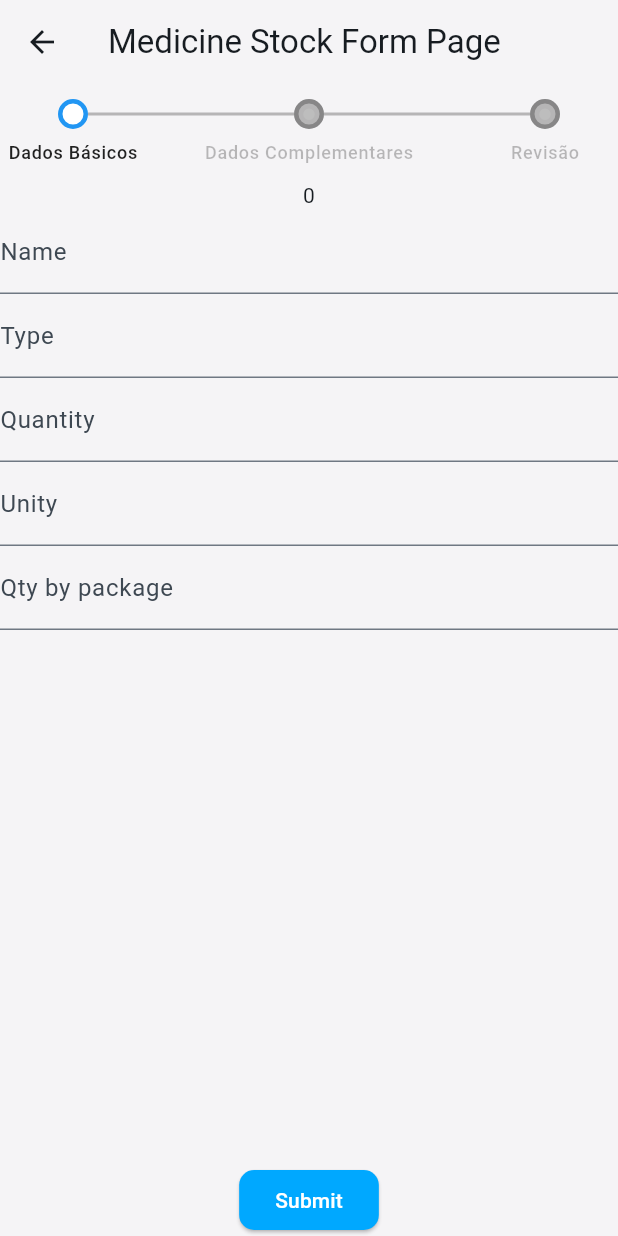
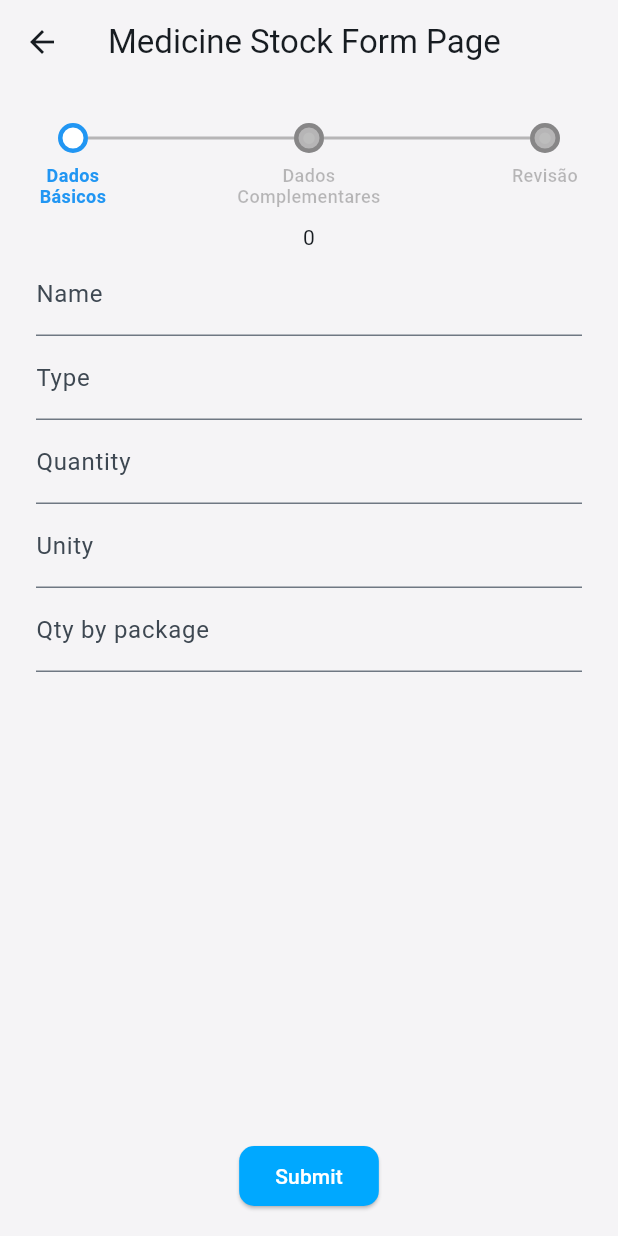
Before and after one commit to Alan-Roza/tcc-medicine-management, a Flutter app: the MedicineStockFormPage screen opened by its route, on a phone screen of 412 x 824 dp. Run offline on Flutter 3.47's test engine with Material 3 defaults, Android fonts, the phone set to English and light mode, and no system bars; drawn by our look-alikes of easy_stepper; our stand-ins replace flutter_mobx, flutter_speed_dial, flutter_svg, go_router, google_fonts, image_picker and 1 more; generated files the repository leaves out were written again; project files that could hold a hidden picture were left out.

Commit message:
fix: problems in step progress

```diff
--- a/lib/app/modules/medicine/presentation/pages/medicine_stock_form_page.dart
+++ b/lib/app/modules/medicine/presentation/pages/medicine_stock_form_page.dart
@@ -81,7 +81,7 @@ class MedicineStockFormPage extends StatefulWidget {
 class MedicineStockFormPageState extends State<MedicineStockFormPage> with SingleTickerProviderStateMixin {
   final MedicineFormController _formController = MedicineFormController();
   final StepProgressController stepProgressController = StepProgressController();
-  final List<String> titles = ['Dados Básicos', 'Dados Complementares', 'Revisão'];
+  final List<String> titles = ['Dados\nBásicos', 'Dados\nComplementares', 'Revisão'];
   final List<Widget> _formWidgets = [
     const MedicineStockBasicFormWidget(),
     const MedicineStockOptionalFormWidget(),
@@ -95,8 +95,17 @@ class MedicineStockFormPageState extends State<MedicineStockFormPage> with Singl
         title: const Text('Medicine Stock Form Page'),
       ),
       body: Observer(builder: (_) {
-        return Column(
+        return PaddedScreen(
+          child: Column(
+            crossAxisAlignment: CrossAxisAlignment.center,
             children: [
+              // SizedBox(
+              //   width: 300,
+              //   child: StepProgressWidget(
+              //     currentStep: stepProgressController.currentStep,
+              //     titles: titles,
+              //   ),
+              // ),
               StepProgressWidget(
                 currentStep: stepProgressController.currentStep,
                 titles: titles,
@@ -122,6 +131,7 @@ class MedicineStockFormPageState extends State<MedicineStockFormPage> with Singl
                 child: const Text('Submit'),
               ),
             ],
+          ),
         );
       }),
     );
--- a/lib/app/shared/widgets/step_progress_widget/presentation/step_progress_widget.dart
+++ b/lib/app/shared/widgets/step_progress_widget/presentation/step_progress_widget.dart
@@ -27,7 +27,6 @@ class StepProgressWidget extends StatefulWidget {
 }
 
 class StepProgressWidgetState extends State<StepProgressWidget> {
-
   @override
   Widget build(BuildContext context) {
     double width = MediaQuery.of(context).size.width / widget._titles.length;
@@ -48,9 +47,9 @@ class StepProgressWidgetState extends State<StepProgressWidget> {
           lineWidth: 1,
         ),
         internalPadding: 0,
-         borderThickness: 3,
-         defaultStepBorderType: BorderType.normal,
-         unreachedStepBorderType: BorderType.normal,
+        borderThickness: 3,
+        defaultStepBorderType: BorderType.normal,
+        unreachedStepBorderType: BorderType.normal,
         finishedStepBorderColor: Colors.blue,
         finishedStepTextColor: Colors.black54,
         finishedStepBackgroundColor: Colors.blue,
@@ -64,13 +63,28 @@ class StepProgressWidgetState extends State<StepProgressWidget> {
         activeStepIconColor: Colors.white,
         showLoadingAnimation: false,
         titlesAreLargerThanSteps: false,
+        enableStepTapping: false,
         showStepBorder: true,
         stepRadius: 10,
         steps: widget._titles.map((title) {
+          int index = widget._titles.indexOf(title);
           return EasyStep(
-            title: title,
+            // title: title,
+            customTitle: SizedBox(
+              width: width,
+              child: Text(
+                title,
+                textAlign: TextAlign.center,
+                style: TextStyle(
+                  fontSize: 12,
+                  height: 1.2,
+                  fontWeight: widget.currentStep == index ? FontWeight.w700 : FontWeight.w500,
+                  color: widget.currentStep >= index ? Colors.blue : Colors.black26,
+                ),
+              ),
+            ),
             finishIcon: const Icon(Icons.check),
-              icon: const Icon(Icons.circle, color: Colors.white),
+            icon: const Icon(Icons.circle, color: Colors.white),
             // customStep: CircleAvatar(
             //   backgroundColor: widget.currentStep == index
             //       ? Colors.white
```
Lines whose indentation alone changed are shown as unchanged.
